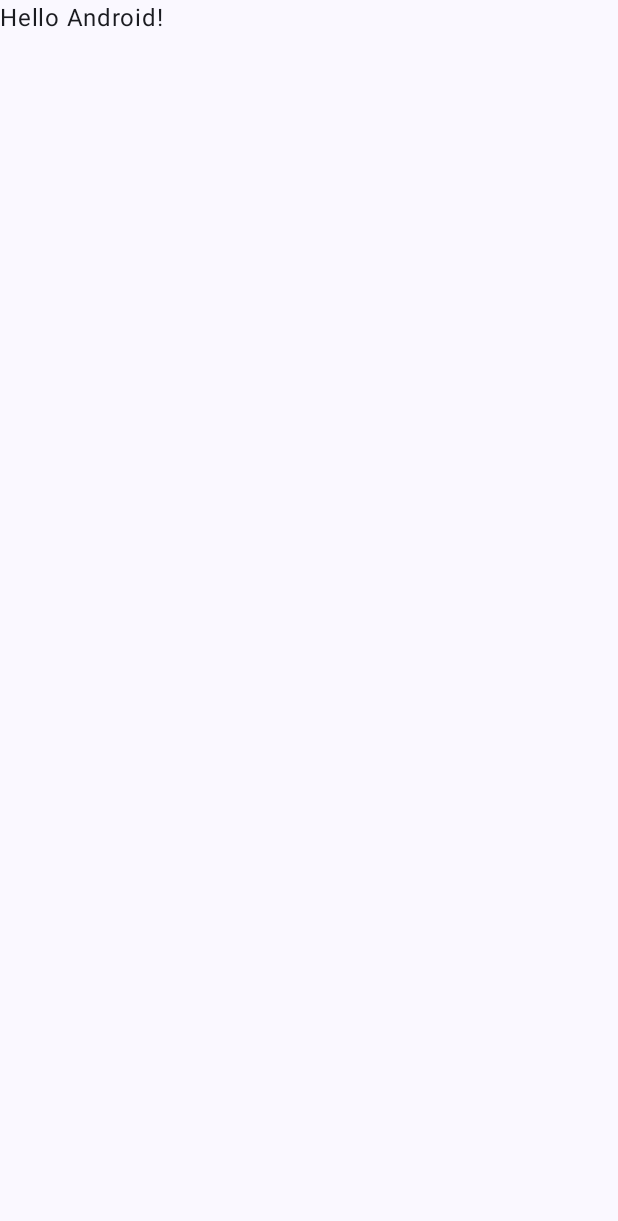
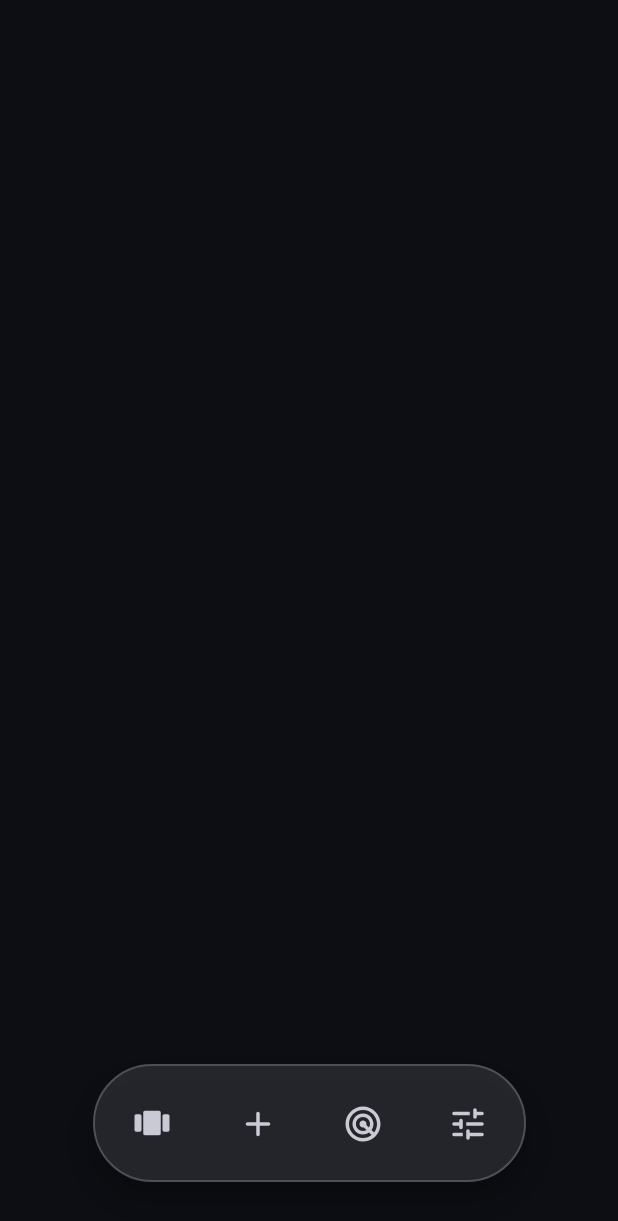
Before and after one commit to matfiro10/SpatialBoard-and, an Android app built with Jetpack Compose: the screen it shows after launch (MainActivity), on a phone screen of 412 x 824 dp. Before the commit the part shown is almost empty. Shown: the top 1221 px of the screen. Run offline under Robolectric (Android 15) with nearby library versions, the phone set to English and light mode, and no system bars; missing, so only their content is drawn: SpatialBoardTheme.

Commit message:
feat(ui): implement navigation capsule

```diff
--- a/app/src/main/java/com/example/spatialboard/MainActivity.kt
+++ b/app/src/main/java/com/example/spatialboard/MainActivity.kt
@@ -1,48 +1,123 @@
 package com.example.spatialboard
 
+import android.graphics.Color as AndroidColor
 import android.os.Bundle
 import androidx.activity.ComponentActivity
+import androidx.activity.SystemBarStyle
+import androidx.activity.compose.BackHandler
 import androidx.activity.compose.setContent
 import androidx.activity.enableEdgeToEdge
+import androidx.compose.animation.AnimatedVisibility
+import androidx.compose.animation.core.animateFloatAsState
+import androidx.compose.animation.fadeIn
+import androidx.compose.animation.fadeOut
+import androidx.compose.animation.scaleIn
+import androidx.compose.animation.scaleOut
+import androidx.compose.foundation.BorderStroke
+import androidx.compose.foundation.background
+import androidx.compose.foundation.layout.Box
 import androidx.compose.foundation.layout.fillMaxSize
 import androidx.compose.foundation.layout.padding
-import androidx.compose.material3.Scaffold
+import androidx.compose.foundation.shape.RoundedCornerShape
+import androidx.compose.material3.MaterialTheme
+import androidx.compose.material3.Surface
 import androidx.compose.material3.Text
 import androidx.compose.runtime.Composable
+import androidx.compose.runtime.getValue
+import androidx.compose.runtime.mutableStateOf
+import androidx.compose.runtime.saveable.rememberSaveable
+import androidx.compose.runtime.setValue
 import androidx.compose.ui.Alignment
 import androidx.compose.ui.Modifier
+import androidx.compose.ui.res.stringResource
 import androidx.compose.ui.tooling.preview.Preview
-import com.example.spatialboard.ui.theme.SpatialBoardTheme
+import androidx.compose.ui.unit.dp
+import com.example.spatialboard.ui.NavigationCapsule
+import com.example.spatialboard.ui.theme.capsuleNavigation.SpatialBoardTheme
 
 class MainActivity : ComponentActivity() {
     override fun onCreate(savedInstanceState: Bundle?) {
+        enableEdgeToEdge(
+            statusBarStyle = SystemBarStyle.dark(AndroidColor.TRANSPARENT),
+            navigationBarStyle = SystemBarStyle.dark(AndroidColor.TRANSPARENT)
+        )
         super.onCreate(savedInstanceState)
-        enableEdgeToEdge()
+
         setContent {
             SpatialBoardTheme {
-                Scaffold(modifier = Modifier.fillMaxSize()) { innerPadding ->
-                    Greeting(
-                        name = "Android",
-                        modifier = Modifier.padding(innerPadding)
-                    )
-                }
+                SpatialBoardTestScreen()
             }
         }
     }
 }
 
 @Composable
-fun Greeting(name: String, modifier: Modifier = Modifier) {
-    Text(
-        text = "Hello $name!",
-        modifier = modifier
+fun SpatialBoardTestScreen() {
+    var selectedTabResId by rememberSaveable { mutableStateOf<Int?>(null) }
+
+    BackHandler(enabled = selectedTabResId != null) {
+        selectedTabResId = null
+    }
+
+    val scrimAlpha by animateFloatAsState(
+        targetValue = if (selectedTabResId != null) 0.45f else 0f,
+        label = "scrimAlpha"
     )
+
+    Box(
+        modifier = Modifier
+            .fillMaxSize()
+            .background(MaterialTheme.colorScheme.surfaceContainerLowest)
+    ) {
+        Box(
+            modifier = Modifier
+                .fillMaxSize()
+                .background(MaterialTheme.colorScheme.scrim.copy(alpha = scrimAlpha))
+        )
+
+        AnimatedVisibility(
+            visible = selectedTabResId != null,
+            enter = fadeIn() + scaleIn(initialScale = 0.94f),
+            exit = fadeOut() + scaleOut(targetScale = 0.94f),
+            modifier = Modifier
+                .align(Alignment.Center)
+                .padding(24.dp)
+        ) {
+            selectedTabResId?.let { resId ->
+                Surface(
+                    shape = RoundedCornerShape(28.dp),
+                    color = MaterialTheme.colorScheme.surfaceContainerHigh.copy(alpha = 0.94f),
+                    border = BorderStroke(
+                        width = 1.dp,
+                        color = MaterialTheme.colorScheme.outlineVariant.copy(alpha = 0.5f)
+                    ),
+                    tonalElevation = 6.dp,
+                    shadowElevation = 8.dp
+                ) {
+                    Text(
+                        text = stringResource(resId),
+                        color = MaterialTheme.colorScheme.onSurface,
+                        style = MaterialTheme.typography.headlineSmall,
+                        modifier = Modifier.padding(horizontal = 32.dp, vertical = 24.dp)
+                    )
+                }
+            }
+        }
+
+        NavigationCapsule(
+            selectedButtonResId = selectedTabResId,
+            onButtonClick = { resId ->
+                selectedTabResId = if (selectedTabResId == resId) null else resId
+            },
+            modifier = Modifier.align(Alignment.BottomCenter)
+        )
+    }
 }
 
 @Preview(showBackground = true)
 @Composable
-fun GreetingPreview() {
+private fun SpatialBoardTestScreenPreview() {
     SpatialBoardTheme {
-        Greeting("Android")
+        SpatialBoardTestScreen()
     }
 }
--- /dev/null
+++ b/app/src/main/java/com/example/spatialboard/ui/BottomNavCapsule.kt
@@ -0,0 +1,142 @@
+package com.example.spatialboard.ui
+
+import android.content.res.Configuration
+import androidx.annotation.StringRes
+import androidx.compose.foundation.BorderStroke
+import androidx.compose.foundation.background
+import androidx.compose.foundation.layout.Arrangement
+import androidx.compose.foundation.layout.Box
+import androidx.compose.foundation.layout.Row
+import androidx.compose.foundation.layout.WindowInsets
+import androidx.compose.foundation.layout.asPaddingValues
+import androidx.compose.foundation.layout.aspectRatio
+import androidx.compose.foundation.layout.calculateEndPadding
+import androidx.compose.foundation.layout.calculateStartPadding
+import androidx.compose.foundation.layout.fillMaxSize
+import androidx.compose.foundation.layout.fillMaxWidth
+import androidx.compose.foundation.layout.padding
+import androidx.compose.foundation.layout.safeDrawing
+import androidx.compose.foundation.layout.widthIn
+import androidx.compose.foundation.shape.CircleShape
+import androidx.compose.material.icons.Icons
+import androidx.compose.material.icons.rounded.Add
+import androidx.compose.material.icons.rounded.Radar
+import androidx.compose.material.icons.rounded.Tune
+import androidx.compose.material.icons.rounded.ViewCarousel
+import androidx.compose.material3.MaterialTheme
+import androidx.compose.material3.Surface
+import androidx.compose.runtime.Composable
+import androidx.compose.runtime.getValue
+import androidx.compose.runtime.mutableStateOf
+import androidx.compose.runtime.remember
+import androidx.compose.runtime.setValue
+import androidx.compose.ui.Alignment
+import androidx.compose.ui.Modifier
+import androidx.compose.ui.platform.LocalConfiguration
+import androidx.compose.ui.platform.LocalLayoutDirection
+import androidx.compose.ui.tooling.preview.Preview
+import androidx.compose.ui.unit.dp
+import com.example.spatialboard.R
+import com.example.spatialboard.ui.theme.SpatialBoardTheme
+
+val navCapsuleButtons = listOf(
+    NavCapsuleButton(R.string.nav_boards, Icons.Rounded.ViewCarousel),
+    NavCapsuleButton(R.string.nav_add, Icons.Rounded.Add),
+    NavCapsuleButton(R.string.nav_beacons, Icons.Rounded.Radar),
+    NavCapsuleButton(R.string.nav_settings, Icons.Rounded.Tune)
+)
+
+@Composable
+fun NavigationCapsule(
+    @StringRes selectedButtonResId: Int?,
+    onButtonClick: (Int) -> Unit,
+    modifier: Modifier = Modifier,
+    buttons: List<NavCapsuleButton> = navCapsuleButtons
+) {
+    val layoutDirection = LocalLayoutDirection.current
+    val isLandscape = LocalConfiguration.current.orientation == Configuration.ORIENTATION_LANDSCAPE
+
+    val safeInsets = WindowInsets.safeDrawing.asPaddingValues()
+    val minBottomInset = if (isLandscape) 12.dp else 24.dp
+    val extraBottomMargin = if (isLandscape) 8.dp else 12.dp
+    val bottomPadding = safeInsets.calculateBottomPadding().coerceAtLeast(minBottomInset) + extraBottomMargin
+
+    val innerPadding = if (isLandscape) 6.dp else 8.dp
+    val buttonSpacing = if (isLandscape) 6.dp else 8.dp
+
+    val capsuleSizeModifier = if (isLandscape) {
+        Modifier
+            .fillMaxWidth(0.36f)
+            .widthIn(min = 224.dp, max = 256.dp)
+    } else {
+        Modifier
+            .fillMaxWidth(0.7f)
+            .widthIn(min = 232.dp, max = 304.dp)
+    }
+
+    Box(
+        modifier = modifier
+            .fillMaxWidth()
+            .padding(
+                start = safeInsets.calculateStartPadding(layoutDirection),
+                end = safeInsets.calculateEndPadding(layoutDirection),
+                top = 8.dp,
+                bottom = bottomPadding
+            ),
+        contentAlignment = Alignment.Center
+    ) {
+        Surface(
+            modifier = capsuleSizeModifier,
+            shape = CircleShape,
+            color = MaterialTheme.colorScheme.surfaceContainerHigh.copy(alpha = 0.88f),
+            border = BorderStroke(
+                width = 1.dp,
+                color = MaterialTheme.colorScheme.outlineVariant.copy(alpha = 0.45f)
+            ),
+            tonalElevation = 4.dp,
+            shadowElevation = 8.dp
+        ) {
+            Row(
+                modifier = Modifier
+                    .fillMaxWidth()
+                    .padding(innerPadding),
+                horizontalArrangement = Arrangement.spacedBy(buttonSpacing),
+                verticalAlignment = Alignment.CenterVertically
+            ) {
+                buttons.forEach { button ->
+                    NavigationCapsuleButton(
+                        button = button,
+                        isSelected = button.nameResId == selectedButtonResId,
+                        onClick = { onButtonClick(button.nameResId) },
+                        modifier = Modifier
+                            .weight(1f)
+                            .aspectRatio(1f)
+                    )
+                }
+            }
+        }
+    }
+}
+
+@Preview(showBackground = true, heightDp = 320, widthDp = 412, name = "Portrait")
+@Preview(showBackground = true, heightDp = 360, widthDp = 800, name = "Landscape")
+@Composable
+private fun NavigationCapsulePreview() {
+    var selectedResId by remember { mutableStateOf<Int?>(R.string.nav_boards) }
+
+    SpatialBoardTheme(dynamicColor = false) {
+        Box(
+            modifier = Modifier
+                .fillMaxSize()
+                .background(MaterialTheme.colorScheme.surfaceContainerLowest),
+            contentAlignment = Alignment.BottomCenter
+        ) {
+            NavigationCapsule(
+                selectedButtonResId = selectedResId,
+                onButtonClick = { resId ->
+                    selectedResId = if (selectedResId == resId) null else resId
+                }
+            )
+        }
+    }
+}
--- /dev/null
+++ b/app/src/main/java/com/example/spatialboard/ui/NavCapsuleButton.kt
@@ -0,0 +1,106 @@
+package com.example.spatialboard.ui
+
+import androidx.annotation.StringRes
+import androidx.compose.animation.animateColorAsState
+import androidx.compose.foundation.background
+import androidx.compose.foundation.layout.Arrangement
+import androidx.compose.foundation.layout.Box
+import androidx.compose.foundation.layout.Row
+import androidx.compose.foundation.layout.defaultMinSize
+import androidx.compose.foundation.layout.fillMaxSize
+import androidx.compose.foundation.layout.padding
+import androidx.compose.foundation.layout.size
+import androidx.compose.foundation.shape.CircleShape
+import androidx.compose.material.icons.Icons
+import androidx.compose.material.icons.rounded.Add
+import androidx.compose.material.icons.rounded.ViewCarousel
+import androidx.compose.material3.Icon
+import androidx.compose.material3.MaterialTheme
+import androidx.compose.material3.Surface
+import androidx.compose.runtime.Composable
+import androidx.compose.runtime.getValue
+import androidx.compose.ui.Alignment
+import androidx.compose.ui.Modifier
+import androidx.compose.ui.graphics.Color
+import androidx.compose.ui.graphics.vector.ImageVector
+import androidx.compose.ui.res.stringResource
+import androidx.compose.ui.tooling.preview.Preview
+import androidx.compose.ui.unit.dp
+import com.example.spatialboard.R
+import com.example.spatialboard.ui.theme.SpatialBoardTheme
+
+data class NavCapsuleButton(
+    @StringRes val nameResId: Int,
+    val icon: ImageVector
+)
+
+@Composable
+fun NavigationCapsuleButton(
+    button: NavCapsuleButton,
+    isSelected: Boolean,
+    onClick: () -> Unit,
+    modifier: Modifier = Modifier
+) {
+    val containerColor by animateColorAsState(
+        targetValue = if (isSelected) {
+            MaterialTheme.colorScheme.secondaryContainer
+        } else {
+            Color.Transparent
+        },
+        label = "buttonContainerColor"
+    )
+
+    val contentColor by animateColorAsState(
+        targetValue = if (isSelected) {
+            MaterialTheme.colorScheme.onSecondaryContainer
+        } else {
+            MaterialTheme.colorScheme.onSurfaceVariant
+        },
+        label = "buttonContentColor"
+    )
+
+    Surface(
+        onClick = onClick,
+        modifier = modifier.defaultMinSize(minWidth = 48.dp, minHeight = 48.dp),
+        shape = CircleShape,
+        color = containerColor
+    ) {
+        Box(
+            modifier = Modifier.fillMaxSize(),
+            contentAlignment = Alignment.Center
+        ) {
+            Icon(
+                imageVector = button.icon,
+                contentDescription = stringResource(button.nameResId),
+                tint = contentColor,
+                modifier = Modifier.fillMaxSize(0.45f)
+            )
+        }
+    }
+}
+
+@Preview(showBackground = true)
+@Composable
+private fun NavigationCapsuleButtonPreview() {
+    SpatialBoardTheme {
+        Row(
+            modifier = Modifier
+                .background(MaterialTheme.colorScheme.surfaceContainerHigh)
+                .padding(16.dp),
+            horizontalArrangement = Arrangement.spacedBy(12.dp)
+        ) {
+            NavigationCapsuleButton(
+                button = NavCapsuleButton(R.string.nav_boards, Icons.Rounded.ViewCarousel),
+                isSelected = false,
+                onClick = {},
+                modifier = Modifier.size(56.dp)
+            )
+            NavigationCapsuleButton(
+                button = NavCapsuleButton(R.string.nav_add, Icons.Rounded.Add),
+                isSelected = true,
+                onClick = {},
+                modifier = Modifier.size(56.dp)
+            )
+        }
+    }
+}
--- a/app/src/main/java/com/example/spatialboard/ui/theme/Color.kt
+++ /dev/null
@@ -1,11 +0,0 @@
-package com.example.spatialboard.ui.theme
-
-import androidx.compose.ui.graphics.Color
-
-val Purple80 = Color(0xFFD0BCFF)
-val PurpleGrey80 = Color(0xFFCCC2DC)
-val Pink80 = Color(0xFFEFB8C8)
-
-val Purple40 = Color(0xFF6650a4)
-val PurpleGrey40 = Color(0xFF625b71)
-val Pink40 = Color(0xFF7D5260)
--- a/app/src/main/java/com/example/spatialboard/ui/theme/Theme.kt
+++ /dev/null
@@ -1,58 +0,0 @@
-package com.example.spatialboard.ui.theme
-
-import android.app.Activity
-import android.os.Build
-import androidx.compose.foundation.isSystemInDarkTheme
-import androidx.compose.material3.MaterialTheme
-import androidx.compose.material3.darkColorScheme
-import androidx.compose.material3.dynamicDarkColorScheme
-import androidx.compose.material3.dynamicLightColorScheme
-import androidx.compose.material3.lightColorScheme
-import androidx.compose.runtime.Composable
-import androidx.compose.ui.platform.LocalContext
-
-private val DarkColorScheme = darkColorScheme(
-    primary = Purple80,
-    secondary = PurpleGrey80,
-    tertiary = Pink80
-)
-
-private val LightColorScheme = lightColorScheme(
-    primary = Purple40,
-    secondary = PurpleGrey40,
-    tertiary = Pink40
-
-    /* Other default colors to override
-    background = Color(0xFFFFFBFE),
-    surface = Color(0xFFFFFBFE),
-    onPrimary = Color.White,
-    onSecondary = Color.White,
-    onTertiary = Color.White,
-    onBackground = Color(0xFF1C1B1F),
-    onSurface = Color(0xFF1C1B1F),
-    */
-)
-
-@Composable
-fun SpatialBoardTheme(
-    darkTheme: Boolean = isSystemInDarkTheme(),
-    // Dynamic color is available on Android 12+
-    dynamicColor: Boolean = true,
-    content: @Composable () -> Unit
-) {
-    val colorScheme = when {
-        dynamicColor && Build.VERSION.SDK_INT >= Build.VERSION_CODES.S -> {
-            val context = LocalContext.current
-            if (darkTheme) dynamicDarkColorScheme(context) else dynamicLightColorScheme(context)
-        }
-
-        darkTheme -> DarkColorScheme
-        else -> LightColorScheme
-    }
-
-    MaterialTheme(
-        colorScheme = colorScheme,
-        typography = Typography,
-        content = content
-    )
-}
--- a/app/src/main/java/com/example/spatialboard/ui/theme/Type.kt
+++ /dev/null
@@ -1,34 +0,0 @@
-package com.example.spatialboard.ui.theme
-
-import androidx.compose.material3.Typography
-import androidx.compose.ui.text.TextStyle
-import androidx.compose.ui.text.font.FontFamily
-import androidx.compose.ui.text.font.FontWeight
-import androidx.compose.ui.unit.sp
-
-// Set of Material typography styles to start with
-val Typography = Typography(
-    bodyLarge = TextStyle(
-        fontFamily = FontFamily.Default,
-        fontWeight = FontWeight.Normal,
-        fontSize = 16.sp,
-        lineHeight = 24.sp,
-        letterSpacing = 0.5.sp
-    )
-    /* Other default text styles to override
-    titleLarge = TextStyle(
-        fontFamily = FontFamily.Default,
-        fontWeight = FontWeight.Normal,
-        fontSize = 22.sp,
-        lineHeight = 28.sp,
-        letterSpacing = 0.sp
-    ),
-    labelSmall = TextStyle(
-        fontFamily = FontFamily.Default,
-        fontWeight = FontWeight.Medium,
-        fontSize = 11.sp,
-        lineHeight = 16.sp,
-        letterSpacing = 0.5.sp
-    )
-    */
-)
--- /dev/null
+++ b/app/src/main/java/com/example/spatialboard/ui/theme/capsuleNavigation/Color.kt
@@ -0,0 +1,21 @@
+package com.example.spatialboard.ui.theme.capsuleNavigation
+
+import androidx.compose.ui.graphics.Color
+
+val PrimaryDark = Color(0xFFA8C7FA)
+val OnPrimaryDark = Color(0xFF062E6F)
+val PrimaryContainerDark = Color(0xFF0842A0)
+val OnPrimaryContainerDark = Color(0xFFD3E3FD)
+
+val SecondaryDark = Color(0xFFC2E7FF)
+val OnSecondaryDark = Color(0xFF003355)
+val SecondaryContainerDark = Color(0xFF004A77)
+val OnSecondaryContainerDark = Color(0xFFC2E7FF)
+
+val SurfaceLowestDark = Color(0xFF0B0E14)
+val SurfaceDark = Color(0xFF11141A)
+val SurfaceContainerDark = Color(0xFF1A1E26)
+val SurfaceContainerHighDark = Color(0xFF242933)
+val OnSurfaceDark = Color(0xFFE2E5EC)
+val OnSurfaceVariantDark = Color(0xFFC2C7D0)
+val OutlineVariantDark = Color(0xFF424750)
--- /dev/null
+++ b/app/src/main/java/com/example/spatialboard/ui/theme/capsuleNavigation/Theme.kt
@@ -0,0 +1,48 @@
+package com.example.spatialboard.ui.theme.capsuleNavigation
+
+import android.os.Build
+import androidx.compose.material3.MaterialTheme
+import androidx.compose.material3.darkColorScheme
+import androidx.compose.material3.dynamicDarkColorScheme
+import androidx.compose.runtime.Composable
+import androidx.compose.ui.graphics.Color
+import androidx.compose.ui.platform.LocalContext
+
+private val FallbackDarkColorScheme = darkColorScheme(
+    primary = PrimaryDark,
+    onPrimary = OnPrimaryDark,
+    primaryContainer = PrimaryContainerDark,
+    onPrimaryContainer = OnPrimaryContainerDark,
+    secondary = SecondaryDark,
+    onSecondary = OnSecondaryDark,
+    secondaryContainer = SecondaryContainerDark,
+    onSecondaryContainer = OnSecondaryContainerDark,
+    background = SurfaceLowestDark,
+    onBackground = OnSurfaceDark,
+    surface = SurfaceDark,
+    onSurface = OnSurfaceDark,
+    onSurfaceVariant = OnSurfaceVariantDark,
+    surfaceContainerLowest = SurfaceLowestDark,
+    surfaceContainer = SurfaceContainerDark,
+    surfaceContainerHigh = SurfaceContainerHighDark,
+    outlineVariant = OutlineVariantDark,
+    scrim = Color.Black
+)
+
+@Composable
+fun SpatialBoardTheme(
+    dynamicColor: Boolean = true,
+    content: @Composable () -> Unit
+) {
+    val context = LocalContext.current
+    val colorScheme = if (dynamicColor && Build.VERSION.SDK_INT >= Build.VERSION_CODES.S) {
+        dynamicDarkColorScheme(context)
+    } else {
+        FallbackDarkColorScheme
+    }
+
+    MaterialTheme(
+        colorScheme = colorScheme,
+        content = content
+    )
+}
--- /dev/null
+++ b/app/src/main/res/values/strings_nav.xml
@@ -0,0 +1,7 @@
+<?xml version="1.0" encoding="utf-8"?>
+<resources>
+    <string name="nav_boards">Boardy</string>
+    <string name="nav_add">Dodaj</string>
+    <string name="nav_beacons">Beacony</string>
+    <string name="nav_settings">Ustawienia</string>
+</resources>
--- a/app/src/main/res/values/themes.xml
+++ b/app/src/main/res/values/themes.xml
@@ -1,5 +1,4 @@
 <?xml version="1.0" encoding="utf-8"?>
 <resources>
-
-    <style name="Theme.SpatialBoard" parent="android:Theme.Material.Light.NoActionBar" />
+    <style name="Theme.SpatialBoard" parent="android:Theme.Material.NoActionBar" />
 </resources>
```
